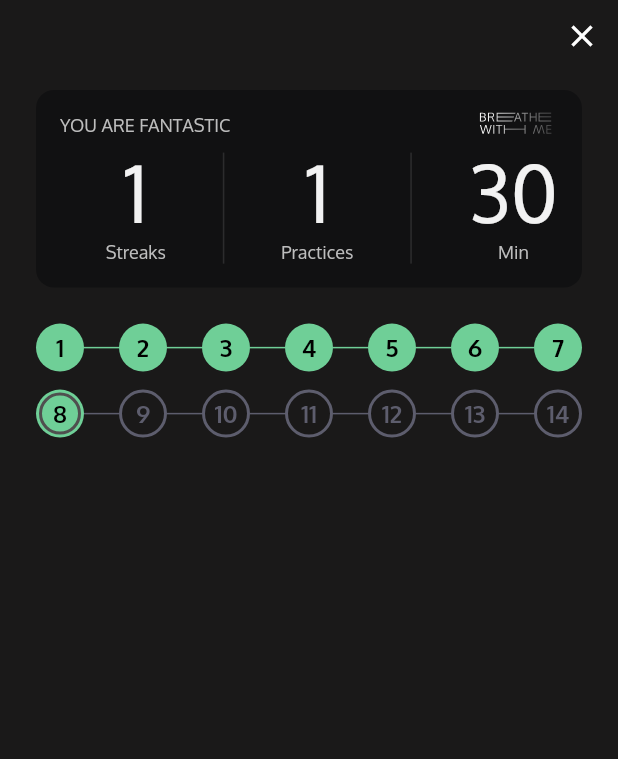
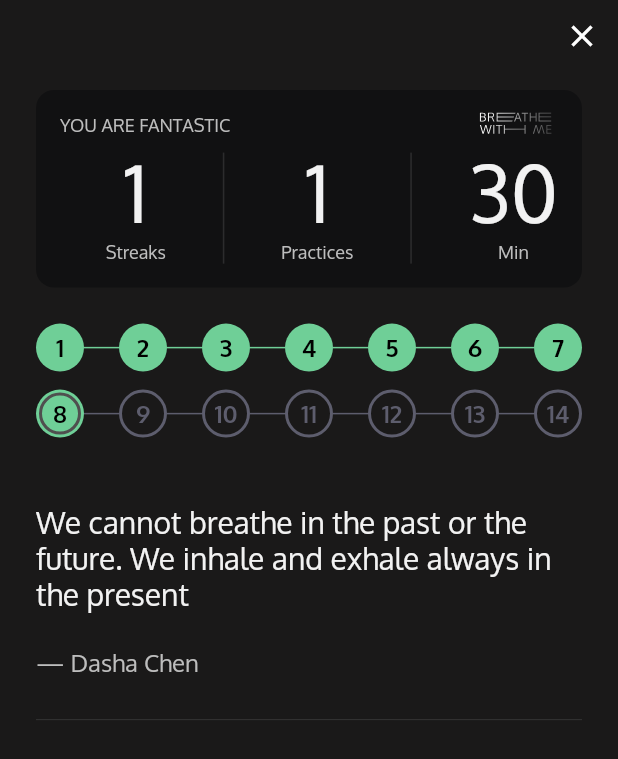
Before and after one commit to Tech-Birds-Company/breath_with_me, a Flutter app: the StreakPage screen opened directly, on a phone screen of 412 x 824 dp. Shown: the top 759 px of the screen. Run offline on Flutter 3.47's test engine with Material 3 defaults, Android fonts, the phone set to English and light mode, and no system bars; our stand-ins replace audio_service, cached_network_image, cloud_firestore, dio, easy_localization, firebase_auth and 18 more; missing offline and left inert: app_settings, app_tracking_transparency, audio_session, fast_noise, qonversion_flutter; accounts and stored records are empty; generated files the repository leaves out were written again; project files that could hold a hidden picture were left out.

Commit message:
Add streak quote

```diff
--- /dev/null
+++ b/lib/features/streak/models/streak_quote_data.dart
@@ -0,0 +1,15 @@
+import 'package:freezed_annotation/freezed_annotation.dart';
+
+part 'streak_quote_data.freezed.dart';
+part 'streak_quote_data.g.dart';
+
+@freezed
+class StreakQuoteData with _$StreakQuoteData {
+  const factory StreakQuoteData({
+    @Default('') String quote,
+    @Default('') String author,
+  }) = _StreakQuoteData;
+
+  factory StreakQuoteData.fromJson(Map<String, dynamic> json) =>
+      _$StreakQuoteDataFromJson(json);
+}
--- a/lib/features/streak/models/streak_state.dart
+++ b/lib/features/streak/models/streak_state.dart
@@ -1,3 +1,4 @@
+import 'package:breathe_with_me/features/streak/models/streak_quote_data.dart';
 import 'package:breathe_with_me/features/streak/models/streak_statistics_data.dart';
 import 'package:freezed_annotation/freezed_annotation.dart';
 
@@ -8,7 +9,8 @@ part 'streak_state.g.dart';
 class StreakState with _$StreakState {
   const factory StreakState({
     int? selectedDay,
-    StreakStatisticsData? statisticsData,
+    StreakStatisticsData? statistics,
+    StreakQuoteData? quote,
   }) = _StreakState;
 
   factory StreakState.fromJson(Map<String, dynamic> json) =>
--- a/lib/features/streak/streak_page.dart
+++ b/lib/features/streak/streak_page.dart
@@ -1,4 +1,5 @@
 import 'package:breathe_with_me/di/di.dart';
+import 'package:breathe_with_me/features/streak/models/streak_quote_data.dart';
 import 'package:breathe_with_me/features/streak/models/streak_state.dart';
 import 'package:breathe_with_me/features/streak/models/streak_statistics_data.dart';
 import 'package:breathe_with_me/features/streak/widgets/streak_list.dart';
@@ -24,10 +25,15 @@ class StreakPage extends ConsumerWidget {
               stream: bloc.stream,
               initialData: const StreakState(
                 selectedDay: 8,
-                statisticsData: StreakStatisticsData(
+                statistics: StreakStatisticsData(
                   streaksCount: 1,
                   practicesCount: 1,
                   minutesCount: 30,
+                ),
+                quote: StreakQuoteData(
+                  quote:
+                      'We cannot breathe in the past or the future. We inhale and exhale always in the present',
+                  author: 'Dasha Chen',
                 ),
               ), // TODO(bestk1ngarthur): Remove mock data
               builder: (context, snapshot) {
--- a/lib/features/streak/widgets/streak_list.dart
+++ b/lib/features/streak/widgets/streak_list.dart
@@ -1,4 +1,5 @@
 import 'package:breathe_with_me/features/streak/models/streak_state.dart';
+import 'package:breathe_with_me/features/streak/widgets/streak_quote.dart';
 import 'package:breathe_with_me/features/streak/widgets/streak_statistics_card.dart';
 import 'package:breathe_with_me/features/streak/widgets/streak_weeks.dart';
 import 'package:breathe_with_me/theme/bwm_theme.dart';
@@ -15,6 +16,33 @@ class StreakList extends StatelessWidget {
   @override
   Widget build(BuildContext context) {
     final theme = Theme.of(context).extension<BWMTheme>()!;
+
+    final widgets = <Widget>[];
+
+    if (state.statistics != null) {
+      widgets.addAll([
+        StreakStatisticsCard(
+          statisticsData: state.statistics!,
+        ),
+        const SizedBox(height: 24),
+      ]);
+    }
+
+    if (state.selectedDay != null) {
+      widgets.addAll([
+        StreakWeeks(selectedDay: state.selectedDay!),
+        const SizedBox(height: 44),
+      ]);
+    }
+
+    if (state.quote != null) {
+      widgets.addAll([
+        StreakQuote(data: state.quote!),
+        const SizedBox(height: 20),
+        Divider(color: theme.secondaryBackground),
+      ]);
+    }
+
     return ListView(
       children: [
         Padding(
@@ -23,13 +51,7 @@ class StreakList extends StatelessWidget {
             vertical: 60,
           ),
           child: Column(
-            children: [
-              StreakStatisticsCard(
-                statisticsData: state.statisticsData!,
-              ),
-              const SizedBox(height: 24),
-              StreakWeeks(selectedDay: state.selectedDay!),
-            ],
+            children: widgets,
           ),
         ),
       ],
--- /dev/null
+++ b/lib/features/streak/widgets/streak_quote.dart
@@ -0,0 +1,31 @@
+import 'package:breathe_with_me/features/streak/models/streak_quote_data.dart';
+import 'package:breathe_with_me/theme/bwm_theme.dart';
+import 'package:flutter/material.dart';
+
+class StreakQuote extends StatelessWidget {
+  final StreakQuoteData data;
+
+  const StreakQuote({
+    required this.data,
+    super.key,
+  });
+
+  @override
+  Widget build(BuildContext context) {
+    final theme = Theme.of(context).extension<BWMTheme>()!;
+    return Column(
+      crossAxisAlignment: CrossAxisAlignment.start,
+      children: [
+        Text(
+          data.quote,
+          style: theme.typography.heading3.copyWith(color: theme.gray6),
+        ),
+        const SizedBox(height: 24),
+        Text(
+          '— ${data.author}',
+          style: theme.typography.bodyM.copyWith(color: theme.gray4),
+        ),
+      ],
+    );
+  }
+}
--- a/lib/theme/bwm_typography.dart
+++ b/lib/theme/bwm_typography.dart
@@ -66,7 +66,7 @@ final class BWMTypography extends Typography {
   @override
   TextStyle get heading3 => const TextStyle(
         fontFamily: _fontFamily,
-        fontWeight: FontWeight.bold,
+        fontWeight: FontWeight.w400,
         fontSize: 20,
         height: 24 / 20,
       );
```
Also changed, not shown: lib/features/streak/models/streak_quote_data.freezed.dart (added), lib/features/streak/models/streak_quote_data.g.dart (added), lib/features/streak/models/streak_state.freezed.dart, lib/features/streak/models/streak_state.g.dart.
